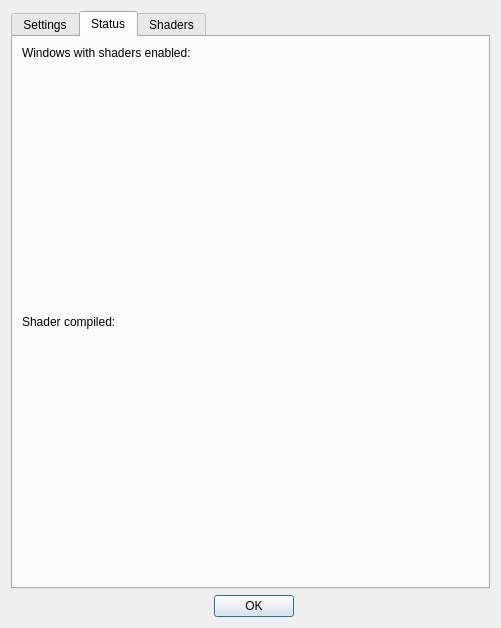
Above: src/ShadersUI.ui from kevinlekiller/kwin-effect-shaders before the change. Below: the same form after it.
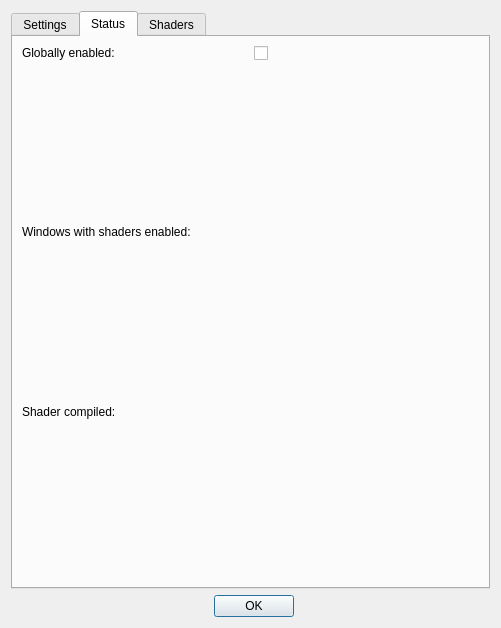
That is the form after the change. The open tabs and pages were chosen to show the change.

Commit message: Add checkbox to UI to globally enable (does the same as keyboard shortcut).

Patch:
```diff
--- a/src/ShadersUI.ui
+++ b/src/ShadersUI.ui
@@ -130,29 +130,43 @@
        <string>Status</string>
       </attribute>
       <layout class="QGridLayout" name="gridLayout_3">
-       <item row="2" column="0" alignment="Qt::AlignTop">
+       <item row="3" column="0" alignment="Qt::AlignTop">
         <widget class="QLabel" name="label_ShaderCompiled">
          <property name="text">
           <string>Shader compiled:</string>
          </property>
         </widget>
        </item>
-       <item row="0" column="0" alignment="Qt::AlignTop">
+       <item row="1" column="1" alignment="Qt::AlignTop">
+        <widget class="QLabel" name="val_Status">
+         <property name="text">
+          <string/>
+         </property>
+        </widget>
+       </item>
+       <item row="1" column="0" alignment="Qt::AlignTop">
         <widget class="QLabel" name="label_Status">
          <property name="text">
           <string>Windows with shaders enabled:</string>
          </property>
         </widget>
        </item>
-       <item row="2" column="1" alignment="Qt::AlignTop">
+       <item row="3" column="1" alignment="Qt::AlignTop">
         <widget class="QLabel" name="val_ShaderCompiled">
          <property name="text">
           <string/>
          </property>
         </widget>
        </item>
+       <item row="0" column="0" alignment="Qt::AlignTop">
+        <widget class="QLabel" name="label_allWiindows">
+         <property name="text">
+          <string>Globally enabled:</string>
+         </property>
+        </widget>
+       </item>
        <item row="0" column="1" alignment="Qt::AlignTop">
-        <widget class="QLabel" name="val_Status">
+        <widget class="QCheckBox" name="val_allWindows">
          <property name="text">
           <string/>
          </property>
```
The commit also changes 4 other files.
